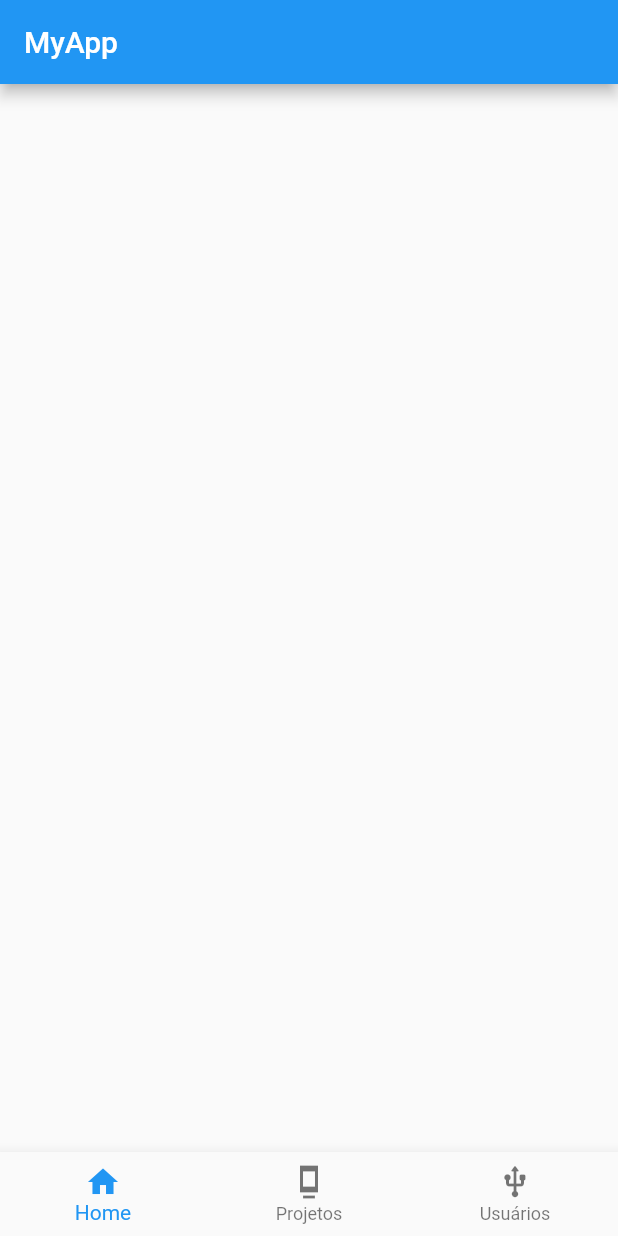
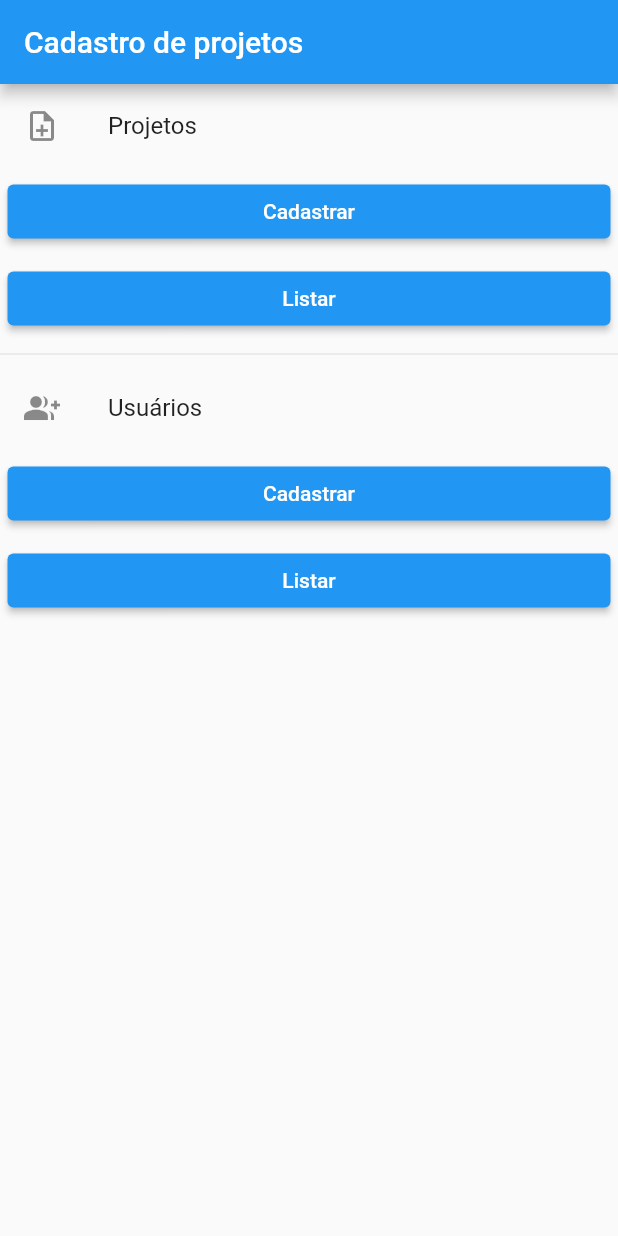
Before and after one commit to VandersonJC/Cadastro_Projetos_Requisitos, a Flutter app: the screen it shows after launch, on a phone screen of 412 x 824 dp. Run offline on Flutter 3.47's test engine with Material 2 defaults, Android fonts, the light colour scheme and no system bars; missing offline and left inert: dart:ffi.

Commit message:
versao 1.1

```diff
--- a/lib/app/view/HomePage.dart
+++ b/lib/app/view/HomePage.dart
@@ -1,3 +1,5 @@
+import 'package:cadastro_projeto_requerimento/app/control/ProjectForm.dart';
+import 'package:cadastro_projeto_requerimento/app/view/ProjectsList.dart';
 import 'package:flutter/material.dart';
 
 class HomePage extends StatelessWidget {
@@ -7,10 +9,7 @@ class HomePage extends StatelessWidget {
 
   @override
   Widget build(BuildContext context) {
-    return const MaterialApp(
-      title: _title,
-      home: HomePageDinamic(),
-    );
+    return HomePageDinamic();
   }
 }
 
@@ -21,47 +20,111 @@ class HomePageDinamic extends StatefulWidget {
   State<HomePageDinamic> createState() => _HomePageDinamic();
 }
 
-class _HomePageDinamic extends State<HomePageDinamic>
-{
-    final _selectedIndex = 0;
+class _HomePageDinamic extends State<HomePageDinamic> {
+  String _text = 'teste';
+  /*int _selectedIndex = 0;
+    PageController pageController = PageController();
 
-    static const TextStyle optionStyle =
-      TextStyle(fontSize: 30, fontWeight: FontWeight.bold);
-
+    void opTapped(int index)
+    {
+      setState(()
+      {
+        _selectedIndex = index;
+      });
+      pageController.jumpToPage(index);
+    }
+*/
   // This widget is the root of your application.
   @override
-  Widget build(BuildContext context)
-  {
-    return Scaffold
-    (
+  Widget build(BuildContext context) {
+    return Scaffold(
       appBar: AppBar(
-        title: Text('MyApp'),
+        title: Text('Cadastro de projetos'),
       ),
-      body: Container(),
+      body: ListView(
+        children: [
+          ListTile(
+            title: Text('Projetos'),
+            leading: Icon(Icons.note_add_outlined),
+          ),
+          Padding(
+              padding: const EdgeInsets.all(5.0),
+              child: ElevatedButton(
+                onPressed: () {
+                  Navigator.push(
+                    context,
+                    MaterialPageRoute(
+                      builder: (context) => const ProjectForm(),
+                    ),
+                  );
+                },
+                child: const Text('Cadastrar'),
+              )),
+          Padding(
+              padding: const EdgeInsets.all(5.0),
+              child: ElevatedButton(
+                onPressed: () {
+                    Navigator.push(
+                    context,
+                    MaterialPageRoute(
+                      builder: (context) => const ProjectList(),
+                    ),
+                  );
+                },
+                child: const Text('Listar'),
+              )),
+          new Divider(),
+          ListTile(
+            title: Text('Usuários'),
+            leading: Icon(Icons.group_add),
+          ),
+          Padding(
+              padding: const EdgeInsets.all(5.0),
+              child: ElevatedButton(
+                onPressed: () {
+                  return null;
+                },
+                child: const Text('Cadastrar'),
+              )),
+          Padding(
+              padding: const EdgeInsets.all(5.0),
+              child: ElevatedButton(
+                onPressed: () {
+                  return null;
+                },
+                child: const Text('Listar'),
+              )),
+        ],
+      ),
+    );
+  }
+}
+
+
+
+/*
+PageView(
+        controller: pageController,
+        children:
+        [
+          Container(),
+          Container(),
+          Container()
+        ],
+      ),
       bottomNavigationBar: BottomNavigationBar(
         items:
         const <BottomNavigationBarItem>
         [
-          BottomNavigationBarItem(
-            icon: Icon(Icons.home),
-            label: 'Home',
-            backgroundColor: Colors.purple,
-          ),
-          BottomNavigationBarItem(
-            icon: Icon(Icons.dock_sharp),
-            label: 'Projetos',
-            backgroundColor: Colors.purple,
-          ),
-          BottomNavigationBarItem(
-            icon: Icon(Icons.usb_rounded),
-            label: 'Usuários',
-            backgroundColor: Colors.purple,
-          ),
+          BottomNavigationBarItem( icon: Icon(Icons.home), label: 'Home', ),
+          BottomNavigationBarItem( icon: Icon(Icons.dock_sharp), label: 'Projetos', ),
+          BottomNavigationBarItem( icon: Icon(Icons.usb_rounded), label: 'Usuários', ),
         ],
         currentIndex: _selectedIndex,
+        selectedItemColor: Colors.blue,
+        unselectedItemColor: Colors.black,
+        onTap: opTapped,
         // selectedItemColor: Colors.white,
         // onTap: _onItemTapped,
       ),
-    );
-  }
-}
+    */
```
Also changed, not shown: lib/app/view/ProjectsList.dart (+44 -0 lines).
